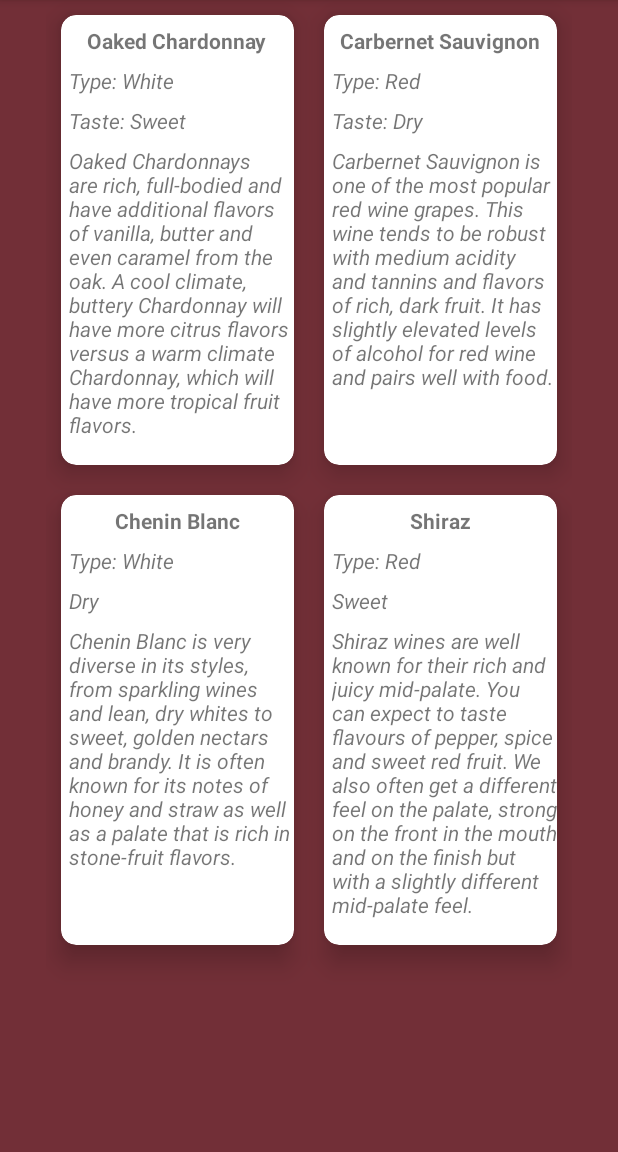
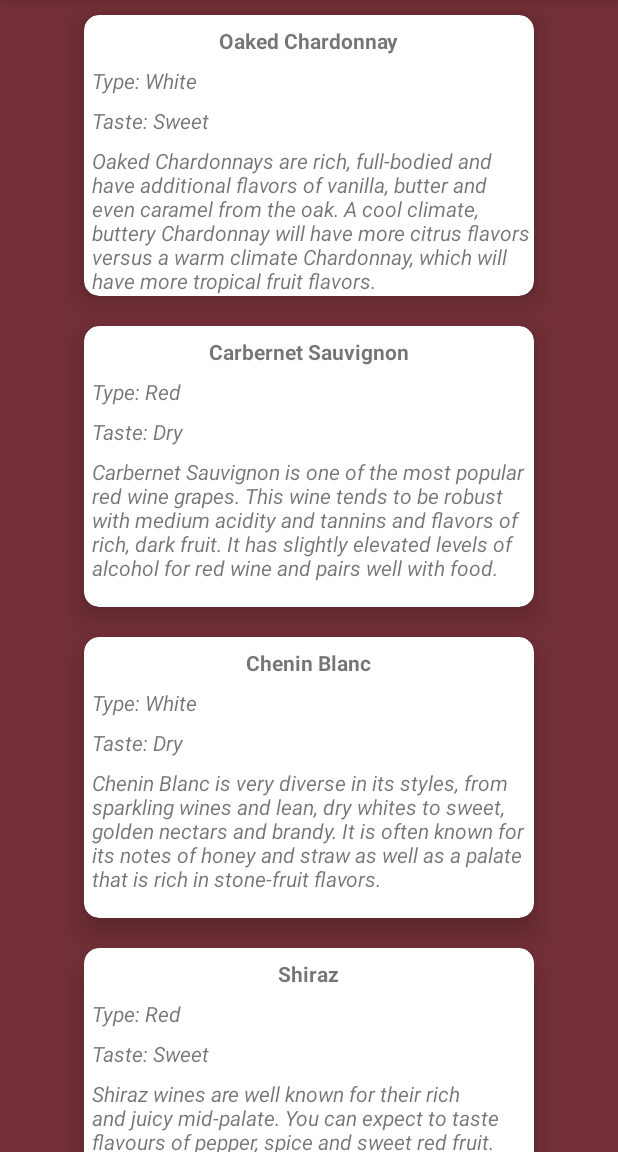
Before and after one commit to Burdj3/MySomm, an Android app: the WineRecommendations screen opened directly, with no data from a screen before it, on a phone screen of 412 x 824 dp, the part 84-1236 px from its top. Run offline under Robolectric (Android 15) with nearby library versions, the phone set to English and light mode, and no system bars.

Commit message:
Changed the dimensions on the wine recommendations and made the layout be on long column instead of rows and columns.

```diff
--- a/app/src/main/java/com/example/mysomm/WineRecommendations.java
+++ b/app/src/main/java/com/example/mysomm/WineRecommendations.java
@@ -2,6 +2,7 @@ package com.example.mysomm;
 
 import androidx.appcompat.app.AppCompatActivity;
 import androidx.recyclerview.widget.GridLayoutManager;
+import androidx.recyclerview.widget.LinearLayoutManager;
 import androidx.recyclerview.widget.RecyclerView;
 
 import android.os.Bundle;
@@ -22,14 +23,16 @@ public class WineRecommendations extends AppCompatActivity {
         ArrayList<Wine> wines = new ArrayList<>();
         wines.add(new Wine("Oaked Chardonnay", "Type: White", "Taste: Sweet", "Oaked Chardonnays are rich, full-bodied and have additional flavors of vanilla, butter and even caramel from the oak. A cool climate, buttery Chardonnay will have more citrus flavors versus a warm climate Chardonnay, which will have more tropical fruit flavors."));
         wines.add(new Wine("Carbernet Sauvignon","Type: Red","Taste: Dry", "Carbernet Sauvignon is one of the most popular red wine grapes. This wine tends to be robust with medium acidity and tannins and flavors of rich, dark fruit. It has slightly elevated levels of alcohol for red wine and pairs well with food."));
-        wines.add(new Wine("Chenin Blanc", "Type: White", "Dry", "Chenin Blanc is very diverse in its styles, from sparkling wines and lean, dry whites to sweet, golden nectars and brandy. It is often known for its notes of honey and straw as well as a palate that is rich in stone-fruit flavors."));
-        wines.add(new Wine("Shiraz", "Type: Red", "Sweet", "Shiraz wines are well known for their rich and juicy mid-palate. You can expect to taste flavours of pepper, spice and sweet red fruit. We also often get a different feel on the palate, strong on the front in the mouth and on the finish but with a slightly different mid-palate feel."));
+        wines.add(new Wine("Chenin Blanc", "Type: White", "Taste: Dry", "Chenin Blanc is very diverse in its styles, from sparkling wines and lean, dry whites to sweet, golden nectars and brandy. It is often known for its notes of honey and straw as well as a palate that is rich in stone-fruit flavors."));
+        wines.add(new Wine("Shiraz", "Type: Red", "Taste: Sweet", "Shiraz wines are well known for their rich and juicy mid-palate. You can expect to taste flavours of pepper, spice and sweet red fruit. We also often get a different feel on the palate, strong on the front in the mouth and on the finish but with a slightly different mid-palate feel."));
 
         WineRecyclerViewAdapter adapter = new WineRecyclerViewAdapter(this);
         adapter.setWines(wines);
 
         wineRecyclerView.setAdapter(adapter);
-        wineRecyclerView.setLayoutManager(new GridLayoutManager(this, 2));
+        wineRecyclerView.setLayoutManager(new LinearLayoutManager(this));
+        //wineRecyclerView.setLayoutManager(new GridLayoutManager(this, 2));
+
 
     }
 }
--- a/app/src/main/res/layout/wine_list_item.xml
+++ b/app/src/main/res/layout/wine_list_item.xml
@@ -10,8 +10,8 @@
     app:cardElevation="10dp">
 
     <RelativeLayout
-        android:layout_width="wrap_content"
-        android:layout_height="300dp">
+        android:layout_width="300dp"
+        android:layout_height="wrap_content">
 
         <TextView
             android:id="@+id/txtWine"
@@ -69,8 +69,8 @@
             android:layout_below="@id/txtTaste"
             android:layout_marginStart="5dp"
             android:layout_marginTop="7dp"
-            android:width="150dp"
-            android:height="250dp"
+            android:width="300dp"
+            android:height="100dp"
             android:text="Description"
             android:textStyle="italic" />
         <!--<ImageView
```
